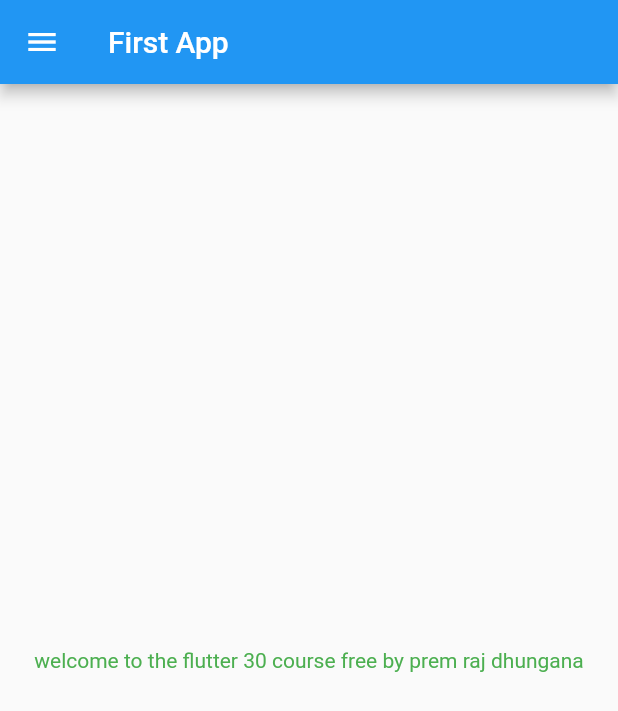
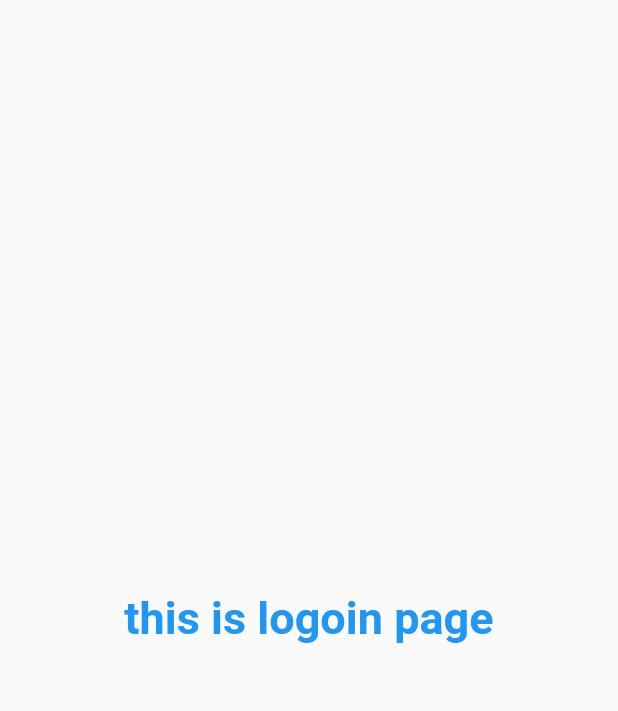
Before and after one commit to prem-raj461/learn-flutter-30days, a Flutter app: the screen it shows after launch, on a phone screen of 412 x 824 dp. Shown: the top 711 px of the screen. Run offline on Flutter 3.47's test engine with Material 2 defaults, Android fonts, the phone set to English and light mode, and no system bars.

Commit message:
day 3 completed

```diff
--- a/lib/main.dart
+++ b/lib/main.dart
@@ -1,5 +1,6 @@
 import 'package:flutter/material.dart';
-import 'package:learningflutter/homepage.dart';
+import 'package:learningflutter/pages/homepage.dart';
+import 'package:learningflutter/pages/login_page.dart';
 
 void main() {
   runApp(MyApp());
@@ -15,6 +16,20 @@ class MyApp extends StatelessWidget {
   // final pi_value = 3.14; //we can modify the value of pi later
   @override
   Widget build(BuildContext context) {
-    return MaterialApp(home: HomePage());
+    return MaterialApp(
+      debugShowCheckedModeBanner: true,
+      // home: HomePage(),
+      themeMode: ThemeMode.light,
+      theme: ThemeData(
+        primarySwatch: Colors.green,
+      ),
+      initialRoute: "/login",
+      routes: {
+        "/": (context) => HomePage(),
+        "/login": (context) => LoginPage(),
+      },
+    );
   }
 }
+
+// 1 hour 10 min is watched of the tutorial 'master in flutter in 30 days'
--- /dev/null
+++ b/lib/pages/login_page.dart
@@ -0,0 +1,16 @@
+import 'package:flutter/material.dart';
+
+class LoginPage extends StatelessWidget {
+  @override
+  Widget build(BuildContext context) {
+    return Material(
+      child: Center(
+        child: Text(
+          "this is logoin page",
+          style: TextStyle(
+              color: Colors.blue, fontSize: 30, fontWeight: FontWeight.bold),
+        ),
+      ),
+    );
+  }
+}
```
Also changed, not shown: lib/pages/homepage.dart (renamed from lib/homepage.dart).
